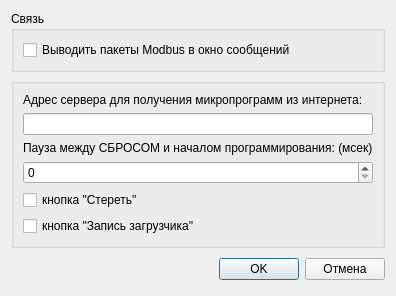
alex-krutikov/MkStudio, file src/mmpm/ui/optdialog.ui: the form before one commit.
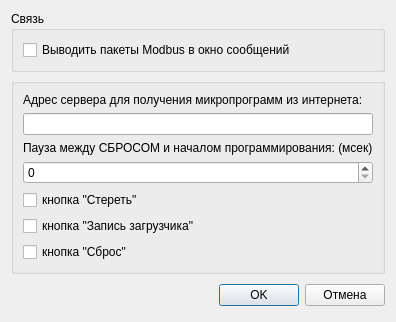
The form after the commit.

Commit message: MMpM: Переработан GUI (спрятаны неиспользуемые функции), разные мелкие правки.

Patch:
```diff
--- a/src/mmpm/ui/optdialog.ui
+++ b/src/mmpm/ui/optdialog.ui
@@ -107,6 +107,13 @@
         </property>
        </widget>
       </item>
+      <item>
+       <widget class="QCheckBox" name="cb_reset">
+        <property name="text">
+         <string>кнопка &quot;Сброс&quot;</string>
+        </property>
+       </widget>
+      </item>
      </layout>
     </widget>
    </item>
```
Left out of the diff: 1 changed line with no effect on the pictures. The commit also changes 5 other files.
